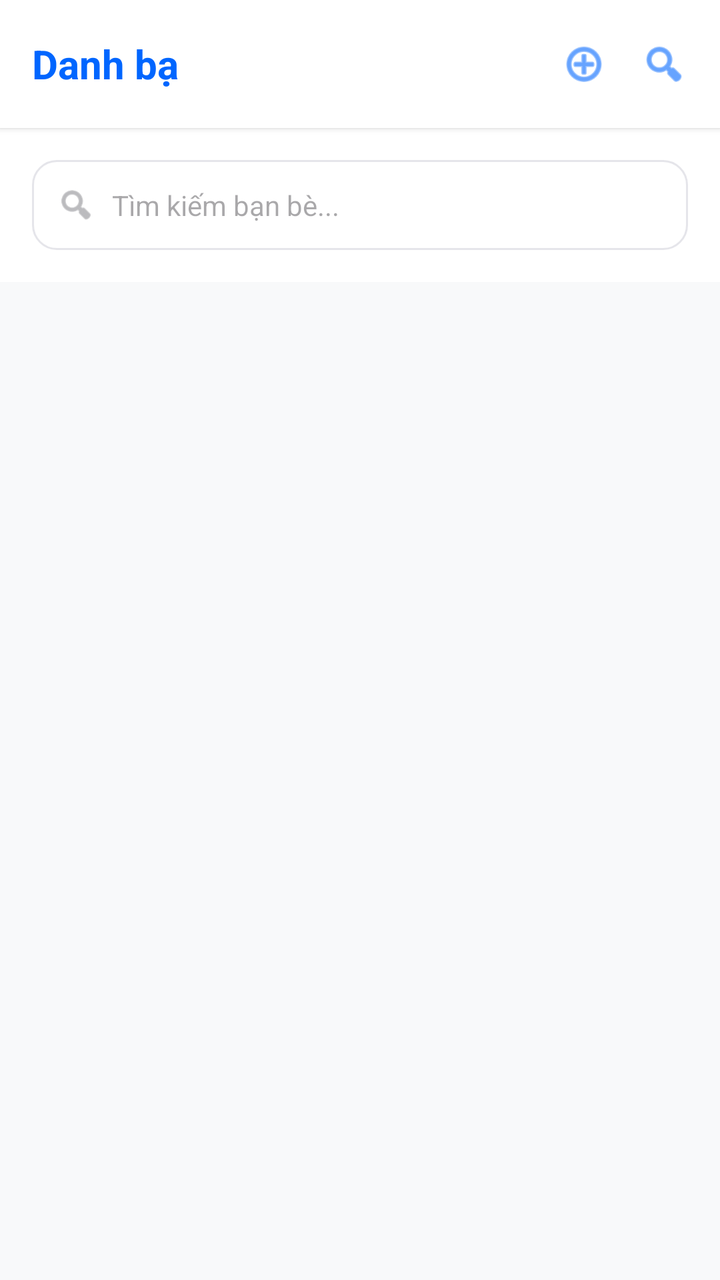
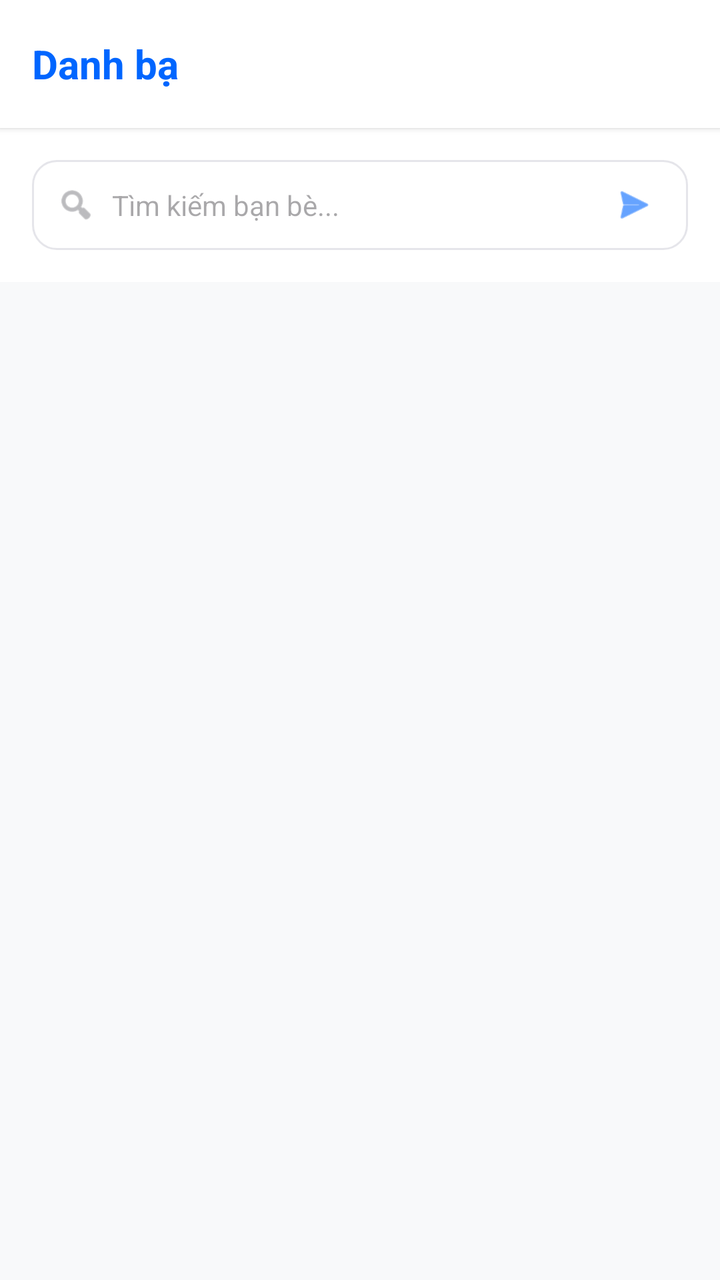

Compare the two renders of this Android layout. The source of the first and the diff that turns it into the second are given below.
<!-- AndroidManifest.xml: application theme Theme.DanoChatApp -->
<!-- res/layout/fragment_contacts.xml -->
<?xml version="1.0" encoding="utf-8"?>
<LinearLayout xmlns:android="http://schemas.android.com/apk/res/android"
    xmlns:app="http://schemas.android.com/apk/res-auto"
    android:layout_width="match_parent"
    android:layout_height="match_parent"
    android:background="@color/background_light"
    android:orientation="vertical">

    
    <RelativeLayout
        android:layout_width="match_parent"
        android:layout_height="?attr/actionBarSize"
        android:background="@color/white"
        android:elevation="2dp"
        android:paddingHorizontal="16dp">

        <TextView
            android:layout_width="wrap_content"
            android:layout_height="wrap_content"
            android:layout_centerVertical="true"
            android:text="@string/nav_contacts"
            android:textColor="@color/primary"
            android:textSize="20sp"
            android:textStyle="bold" />

        <LinearLayout
            android:layout_width="wrap_content"
            android:layout_height="wrap_content"
            android:layout_alignParentEnd="true"
            android:layout_centerVertical="true"
            android:orientation="horizontal">

            <ImageView
                android:layout_width="24dp"
                android:layout_height="24dp"
                android:layout_marginEnd="16dp"
                android:src="@android:drawable/ic_menu_add"
                app:tint="@color/primary" />

            <ImageView
                android:layout_width="24dp"
                android:layout_height="24dp"
                android:src="@android:drawable/ic_menu_search"
                app:tint="@color/primary" />
        </LinearLayout>
    </RelativeLayout>

    
    <LinearLayout
        android:layout_width="match_parent"
        android:layout_height="wrap_content"
        android:background="@color/white"
        android:padding="16dp">

        <LinearLayout
            android:layout_width="match_parent"
            android:layout_height="45dp"
            android:background="@drawable/edit_text_bg"
            android:gravity="center_vertical"
            android:orientation="horizontal"
            android:paddingHorizontal="12dp">

            <ImageView
                android:layout_width="20dp"
                android:layout_height="20dp"
                android:src="@android:drawable/ic_menu_search"
                app:tint="@color/neutral" />

            <EditText
                android:id="@+id/edit_search_users"
                android:layout_width="match_parent"
                android:layout_height="match_parent"
                android:layout_marginStart="8dp"
                android:background="@null"
                android:hint="Tìm kiếm bạn bè..."
                android:inputType="text"
                android:textSize="14sp" />
        </LinearLayout>
    </LinearLayout>

    <androidx.recyclerview.widget.RecyclerView
        android:id="@+id/recycler_users"
        android:layout_width="match_parent"
        android:layout_height="match_parent"
        android:clipToPadding="false"
        android:padding="8dp" />

</LinearLayout>
<!-- resources referenced by this layout -->
<resources>
  <color name="background_light">#F8F9FA</color>
  <color name="neutral">#8E8E93</color>
  <color name="primary">#0066FF</color>
  <color name="white">#FFFFFFFF</color>
  <!-- drawable edit_text_bg (drawable) -->
  <?xml version="1.0" encoding="utf-8"?>
  <shape xmlns:android="http://schemas.android.com/apk/res/android">
      <solid android:color="@color/white" />
      <stroke
          android:width="1dp"
          android:color="#E5E5EA" />
      <corners android:radius="12dp" />
  </shape>
  <string name="nav_contacts">Danh bạ</string>
  <style name="Theme.DanoChatApp" parent="Base.Theme.DanoChatApp" />
  <style name="Base.Theme.DanoChatApp" parent="Theme.Material3.DayNight.NoActionBar">
          
          <item name="colorPrimary">@color/primary</item>
          <item name="colorPrimaryVariant">@color/primary_dark</item>
          <item name="colorSecondary">@color/secondary</item>
          <item name="android:statusBarColor">@color/white</item>
          <item name="android:windowLightStatusBar">true</item>
      </style>
  <color name="primary_dark">#0052CC</color>
  <color name="secondary">#FF9500</color>
</resources>

<!-- the commit's change to res/layout/fragment_contacts.xml (unified diff, before → after) -->
@@ -22,27 +22,6 @@
             android:textColor="@color/primary"
             android:textSize="20sp"
             android:textStyle="bold" />
-
-        <LinearLayout
-            android:layout_width="wrap_content"
-            android:layout_height="wrap_content"
-            android:layout_alignParentEnd="true"
-            android:layout_centerVertical="true"
-            android:orientation="horizontal">
-
-            <ImageView
-                android:layout_width="24dp"
-                android:layout_height="24dp"
-                android:layout_marginEnd="16dp"
-                android:src="@android:drawable/ic_menu_add"
-                app:tint="@color/primary" />
-
-            <ImageView
-                android:layout_width="24dp"
-                android:layout_height="24dp"
-                android:src="@android:drawable/ic_menu_search"
-                app:tint="@color/primary" />
-        </LinearLayout>
     </RelativeLayout>
 
     
@@ -68,13 +47,25 @@
 
             <EditText
                 android:id="@+id/edit_search_users"
-                android:layout_width="match_parent"
+                android:layout_width="0dp"
                 android:layout_height="match_parent"
                 android:layout_marginStart="8dp"
+                android:layout_weight="1"
                 android:background="@null"
                 android:hint="Tìm kiếm bạn bè..."
+                android:imeOptions="actionSearch"
                 android:inputType="text"
                 android:textSize="14sp" />
+
+            <ImageView
+                android:id="@+id/img_search_button"
+                android:layout_width="30dp"
+                android:layout_height="30dp"
+                android:background="?attr/selectableItemBackgroundBorderless"
+                android:padding="4dp"
+                android:src="@android:drawable/ic_menu_send"
+                android:contentDescription="Search"
+                app:tint="@color/primary" />
         </LinearLayout>
     </LinearLayout>
 
